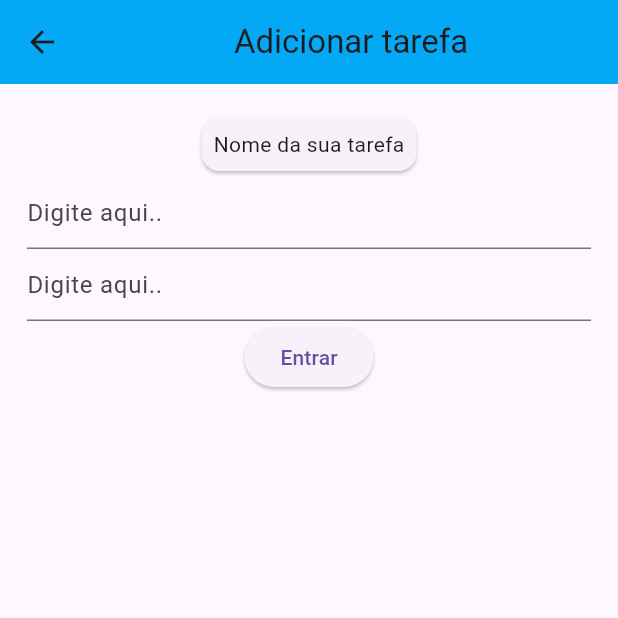
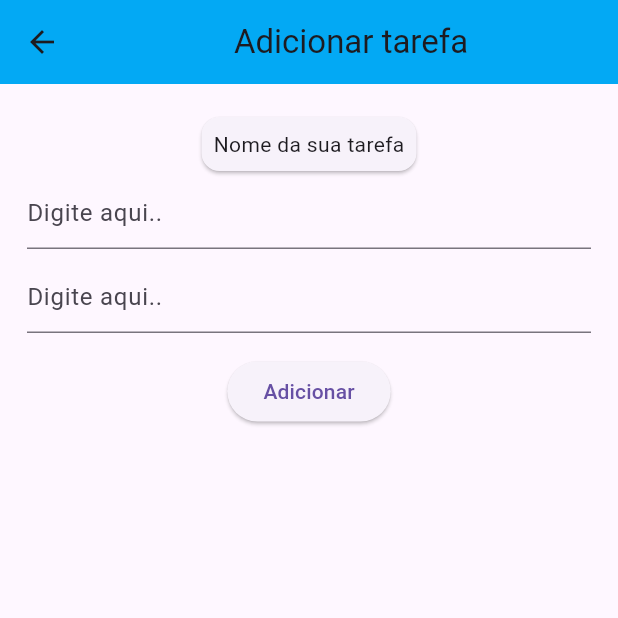
Before and after one commit to Gustavocurty/ThemeApp, a Flutter app: the AddPage screen opened by its route, on a phone screen of 412 x 824 dp, the top half of it. Run offline on Flutter 3.47's test engine with Material 3 defaults, Android fonts, the phone set to English and light mode, and no system bars.

Commit message:
Atualização 23/05

```diff
--- a/lib/Screens/adicionar_tarefa.dart
+++ b/lib/Screens/adicionar_tarefa.dart
@@ -1,11 +1,9 @@
-// ignore_for_file: prefer_const_constructors
+// ignore_for_file: prefer_const_constructors, non_constant_identifier_names
 
-import 'package:clima_app_flutter/components/CustomSwitch.dart';
 import 'package:clima_app_flutter/components/card_tarefas.dart';
 import 'package:flutter/material.dart';
-import 'package:flutter/widgets.dart';
 
-class AddPage extends StatefulWidget{
+class AddPage extends StatefulWidget {
   // ignore: prefer_const_constructors_in_immutables
   AddPage({super.key});
 
@@ -13,22 +11,19 @@ class AddPage extends StatefulWidget{
   State<AddPage> createState() {
     return AddPageState();
   }
-
 }
 
 class AddPageState extends State<AddPage> {
-  List<String> dataList = [];
-  String tarefa = '';
+  String TituloTarefa = '';
+  String DescricaoTarefa = '';
   final GlobalKey<FormState> _formKey = GlobalKey<FormState>();
 
   final TextEditingController tituloController = TextEditingController();
   final TextEditingController descricaoController = TextEditingController();
 
-
   Widget _form() {
     return Form(
       key: _formKey,
-                child: Expanded(    //  preenche o restante da tela
       child: Column(
         children: [
           Card(
@@ -37,61 +32,53 @@ class AddPageState extends State<AddPage> {
               child: Text('Nome da sua tarefa'),
             ),
           ),
-
           TextFormField(
             controller: tituloController,
-                            decoration: InputDecoration(
-                              hintText: 'Digite aqui..'
-                            ),
+            decoration: InputDecoration(hintText: 'Digite aqui..'),
             keyboardType: TextInputType.text,
             onChanged: (value) {
               setState(() {
-                                tarefa = value;
+                TituloTarefa = value;
               });
             },
             validator: (value) {
-                              if((value?.trim() ?? '').isEmpty) {
+              if ((value?.trim() ?? '').isEmpty) {
                 return 'Campo vazio!';
               }
               return null;
             },
           ),
-
+          SizedBox(height: 8), // Espaçamento entre os campos
           TextFormField(
-                            controller: tituloController,
-                            decoration: InputDecoration(
-                              hintText: 'Digite aqui..'
-                            ),
+            controller: descricaoController,
+            decoration: InputDecoration(hintText: 'Digite aqui..'),
             keyboardType: TextInputType.text,
             onChanged: (value) {
               setState(() {
-                                tarefa = value;
+                DescricaoTarefa = value;
               });
             },
             validator: (value) {
-                              if((value?.trim() ?? '').isEmpty) {
+              if ((value?.trim() ?? '').isEmpty) {
                 return 'Campo vazio!';
               }
               return null;
             },
           ),
-
-                          SizedBox(width: 15),  // Espaçamento sobre os componentes
-
+          SizedBox(height: 15), // Espaçamento antes do botão
           ElevatedButton(
             onPressed: () {
               if (_formKey.currentState!.validate()) {
-                                setState(() {
-                                  dataList.add(tarefa);
+                Navigator.of(context).pop({
+                  'titulo': TituloTarefa,
+                  'descricao': DescricaoTarefa,
                 });
+                // Navigator.of(context).pushReplacementNamed('/home');
               }
             },
-                            child: Text('Entrar'),
+            child: Text('Adicionar'),
           ),
-
         ],
-
-                      )
       ),
     );
   }
@@ -100,23 +87,12 @@ class AddPageState extends State<AddPage> {
   Widget build(BuildContext context) {
     return Scaffold(
       appBar: AppBar(
-        title: Center(child: Text('Adicionar tarefa',)),
+        title: Center(child: Text('Adicionar tarefa')),
         backgroundColor: Colors.lightBlue,
       ),
-
       body: Padding(
         padding: const EdgeInsets.all(18),
-        child: SizedBox(
-          width: MediaQuery.of(context).size.width,
-          height: MediaQuery.of(context).size.height,
-          child: Column(
-            children: [
-
-              _form(),
-
-            ],
-          ),
-        ),
+        child: _form(),
       ),
     );
   }
--- a/lib/Screens/login_page.dart
+++ b/lib/Screens/login_page.dart
@@ -60,7 +60,7 @@ class _LoginPageState extends State<LoginPage> {
                           ElevatedButton(
                             onPressed: () {
                               if(user == 'guxta' && password == '1234'){
-                                Navigator.of(context).pushReplacementNamed('/add');
+                                Navigator.of(context).pushReplacementNamed('/home');
                               }else{
                                 print('User ou senha incorreta!');
                               }
--- a/lib/app_widget.dart
+++ b/lib/app_widget.dart
@@ -1,4 +1,4 @@
-// ignore_for_file: prefer_const_constructors
+// ignore_for_file: prefer_const_constructors, prefer_const_literals_to_create_immutables
 
 import 'package:clima_app_flutter/Screens/adicionar_tarefa.dart';
 import 'package:clima_app_flutter/app_controller.dart';
@@ -6,6 +6,7 @@ import 'package:clima_app_flutter/Screens/login_page.dart';
 import 'package:flutter/material.dart';
 
 import 'Screens/home_page.dart';
+import 'models/tarefa.dart';
 
 
 class AppWidget extends StatelessWidget {
@@ -27,7 +28,7 @@ class AppWidget extends StatelessWidget {
           initialRoute: '/',    // Definimos a rota inicial
           routes: {
 	          '/': (context) => LoginPage(),
-            '/home': (context) => HomePage(),
+            '/home': (context) => HomePage(tarefas: <Tarefa>[]),
 	          '/add': (context) => AddPage(),
           }
         );
```
Also changed, not shown: lib/Screens/home_page.dart (+36 -97 lines), 1 other file. Lines whose indentation alone changed are shown as unchanged.
